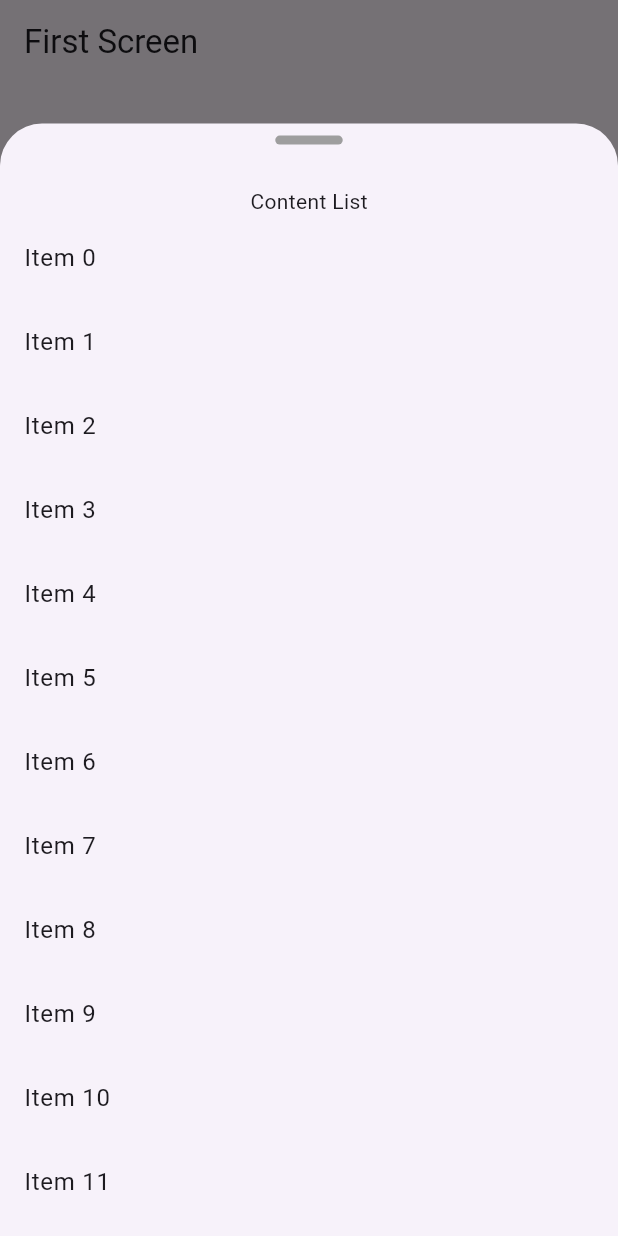
After one commit to roger-zhang-eng/flutter-iOS-Integration, a Flutter app: the screen it shows after launch, after a tap on "Bottom perm toast", on a phone screen of 412 x 824 dp. The commit adds this screen. Run offline on Flutter 3.47's test engine with Material 3 defaults, Android fonts, the phone set to English and light mode, and no system bars; our stand-ins replace fluttertoast, modal_bottom_sheet, plugin_platform_interface.

Commit message:
bottom toast display support

```diff
--- /dev/null
+++ b/flutter_module/lib/Screens/contentList.dart
@@ -0,0 +1,33 @@
+import 'package:flutter/material.dart';
+import 'dragDownIndicator.dart';
+
+class ContentList extends StatelessWidget {
+  const ContentList({super.key});
+
+  @override
+  Widget build(BuildContext context) {
+    return Column(
+      mainAxisSize: MainAxisSize.min,
+      children: [
+        const DragDownIndicator(),
+        const SizedBox(height: 16),
+        const Text('Content List'),
+        Flexible(
+          child: ScrollConfiguration(
+            behavior:
+                ScrollConfiguration.of(context).copyWith(scrollbars: false),
+            child: SingleChildScrollView(
+              child: ListView.builder(
+                  itemCount: 26,
+                  shrinkWrap: true,
+                  physics: NeverScrollableScrollPhysics(),
+                  itemBuilder: (context, index) {
+                    return ListTile(title: Text('Item $index'));
+                  }),
+            ),
+          ),
+        ),
+      ],
+    );
+  }
+}
--- /dev/null
+++ b/flutter_module/lib/Screens/dragDownIndicator.dart
@@ -0,0 +1,23 @@
+import 'package:flutter/material.dart';
+
+class DragDownIndicator extends StatelessWidget {
+  const DragDownIndicator({super.key});
+
+  @override
+  Widget build(BuildContext context) {
+    return Row(
+      mainAxisAlignment: MainAxisAlignment.center,
+      children: [
+        Container(
+          margin: const EdgeInsets.only(top: 8, bottom: 12),
+          width: 45,
+          height: 6,
+          decoration: BoxDecoration(
+            color: Colors.grey[500],
+            borderRadius: BorderRadius.circular(10),
+          ),
+        ),
+      ],
+    );
+  }
+}
--- a/flutter_module/lib/Screens/route_screens.dart
+++ b/flutter_module/lib/Screens/route_screens.dart
@@ -4,8 +4,11 @@ import 'package:flutter_module/Screens/thirdScreen.dart';
 import 'package:mybatteryplugin/mybatteryplugin.dart';
 import '../Module/route_observer.dart';
 import 'bottom_sheet.dart';
+import 'contentList.dart';
 import 'package:modal_bottom_sheet/modal_bottom_sheet.dart' as MBS;
 import 'dart:convert';
+
+import 'package:fluttertoast/fluttertoast.dart';
 
 class FirstScreen extends StatefulWidget {
   const FirstScreen({super.key});
@@ -75,24 +78,48 @@ class _FirstScreen extends State<FirstScreen> with RouteAware {
             const SizedBox(height: 32.0),
             ElevatedButton(
               onPressed: () {
-                openBottomSheet(context, false);
+                openBottomSheet(context, const MyBottomSheet(), false);
               },
               child: const Text('Modal Bottom Sheet'),
+            ),
+            const SizedBox(height: 32.0),
+            ElevatedButton(
+              onPressed: () {
+                openBottomPermToast();
+                //openBottomSheet(context, const ContentList(), true);
+              },
+              child: const Text('Bottom perm toast'),
             ),
             const SizedBox(height: 32.0),
           ],
         )));
   }
 
-  void openBottomSheet(BuildContext context, bool enableDraggable) {
+  void openBottomSheet(
+      BuildContext context, Widget screen, bool enableDraggable) {
     MBS.showMaterialModalBottomSheet(
       shape: const RoundedRectangleBorder(
         borderRadius: BorderRadius.vertical(top: Radius.circular(20)),
       ),
       context: context,
-      builder: (context) => const MyBottomSheet(),
+      builder: (context) => screen,
       enableDrag: enableDraggable,
     );
+  }
+
+  void openBottomPermToast() {
+    showModalBottomSheet(
+        context: context,
+        isScrollControlled: true,
+        builder: (BuildContext context) {
+          return Container(
+            constraints: BoxConstraints(
+              maxHeight: MediaQuery.of(context).size.height *
+                  0.9, // Maximum height of the bottom sheet
+            ),
+            child: const ContentList(),
+          );
+        });
   }
 }
 
@@ -117,6 +144,16 @@ class _SecondScreen extends State<SecondScreen> {
   String _updatedText = 'Flutter Second Screen!';
   String _batteryLevel = 'Check Battery - Unknown level.';
   String _authToken = 'dummy-auth-token';
+  late FToast _fToast;
+
+  @override
+  void initState() {
+    super.initState();
+
+    _fToast = FToast();
+    // if you want to use context from globally instead of content we need to pass navigatorKey.currentContext!
+    _fToast.init(context);
+  }
 
   void fetchDataFromNative() async {
     try {
@@ -218,6 +255,16 @@ class _SecondScreen extends State<SecondScreen> {
       ),
     );
 
+    Padding displayToast = Padding(
+      padding: const EdgeInsets.all(8.0),
+      child: ElevatedButton(
+        onPressed: () {
+          _showToast();
+        },
+        child: const Text('Display Toast'),
+      ),
+    );
+
     return Scaffold(
       appBar: AppBar(
         title: Text(widget.title),
@@ -233,6 +280,7 @@ class _SecondScreen extends State<SecondScreen> {
             checkBatteryButton,
             backButton,
             checkTokenButton,
+            displayToast,
             widget.isRouted ? padding : pushNextScreenButton,
           ],
         ),
@@ -244,4 +292,42 @@ class _SecondScreen extends State<SecondScreen> {
     Navigator.of(context)
         .push(MaterialPageRoute(builder: (context) => ThirdScreen()));
   }
+
+  _showToast() {
+    Widget toast = Container(
+      padding: const EdgeInsets.symmetric(horizontal: 24.0, vertical: 12.0),
+      decoration: BoxDecoration(
+        borderRadius: BorderRadius.circular(25.0),
+        color: Colors.greenAccent,
+      ),
+      child: Row(
+        mainAxisSize: MainAxisSize.min,
+        children: [
+          Icon(Icons.check),
+          SizedBox(
+            width: 12.0,
+          ),
+          Text("This is a Custom Toast"),
+        ],
+      ),
+    );
+
+    _fToast.showToast(
+      child: toast,
+      gravity: ToastGravity.BOTTOM,
+      toastDuration: Duration(seconds: 2),
+    );
+
+    // Custom Toast Position
+    _fToast.showToast(
+        child: toast,
+        toastDuration: Duration(seconds: 2),
+        positionedToastBuilder: (context, child) {
+          return Positioned(
+            child: child,
+            top: 16.0,
+            left: 16.0,
+          );
+        });
+  }
 }
--- a/flutter_module/pubspec.yaml
+++ b/flutter_module/pubspec.yaml
@@ -31,12 +31,12 @@ dependencies:
   # Use with the CupertinoIcons class for iOS style icons.
   cupertino_icons: ^1.0.6
   modal_bottom_sheet: ^3.0.0
+  fluttertoast: ^8.2.8
 
 dev_dependencies:
   flutter_test:
     sdk: flutter
   flutter_lints: ^3.0.0
-  pigeon: ^18.0.1
 
 # For information on the generic Dart part of this file, see the
 # following page: https://dart.dev/tools/pub/pubspec
```
Also changed, not shown: flutter_module/lib/Screens/bottom_sheet.dart (+1 -22 lines), flutter_module/pubspec.lock, 1 other file.
